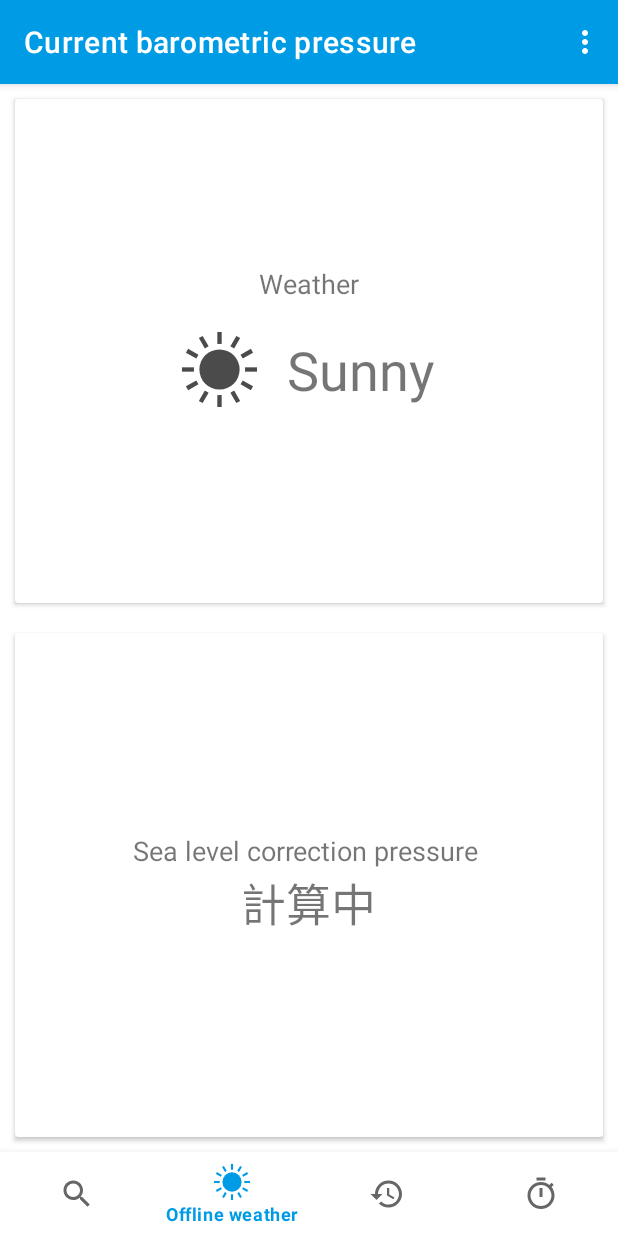
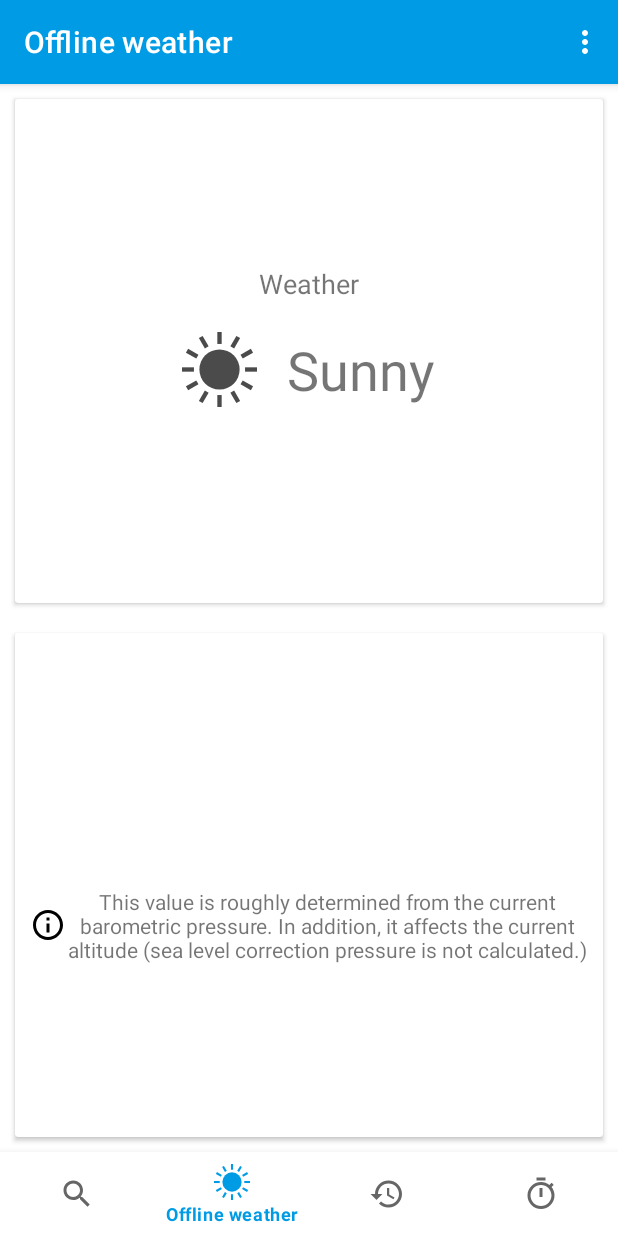
Before and after one commit to takusan23/LiteBarometer, an Android app: the screen it shows after launch (MainActivity), item 2 of the bottom bar chosen, on a phone screen of 412 x 824 dp. Run offline under Robolectric (Android 15) with nearby library versions, the phone set to English and light mode, and no system bars; 2 statements that could not run were skipped.

Commit message:
やっぱ海面更正気圧とらない

```diff
--- a/app/src/main/java/io/github/takusan23/litebarometer/Activity/LicenceActivity.kt
+++ b/app/src/main/java/io/github/takusan23/litebarometer/Activity/LicenceActivity.kt
@@ -52,6 +52,12 @@ material-components/material-components-android is licensed under the
 
 Apache License 2.0
 
+----------------
+
+天気アイコンに以下のサイトの素材を利用しました。
+
+https://icooon-mono.com/
+
         """.trimIndent()
 
         licence_textview.text = licence
--- a/app/src/main/java/io/github/takusan23/litebarometer/MainActivity.kt
+++ b/app/src/main/java/io/github/takusan23/litebarometer/MainActivity.kt
@@ -74,6 +74,7 @@ class MainActivity : AppCompatActivity() {
                     trans.commit()
                 }
                 R.id.main_activity_menu_offline_weather->{
+                    supportActionBar?.title = getString(R.string.offline_weather)
                     val trans = supportFragmentManager.beginTransaction()
                     trans.replace(
                         R.id.main_activity_fragment_linearlayout,
--- /dev/null
+++ b/app/src/main/res/drawable/ic_info_outline_black_24dp.xml
@@ -0,0 +1,9 @@
+<vector xmlns:android="http://schemas.android.com/apk/res/android"
+        android:width="24dp"
+        android:height="24dp"
+        android:viewportWidth="24.0"
+        android:viewportHeight="24.0">
+    <path
+        android:fillColor="#FF000000"
+        android:pathData="M11,17h2v-6h-2v6zM12,2C6.48,2 2,6.48 2,12s4.48,10 10,10 10,-4.48 10,-10S17.52,2 12,2zM12,20c-4.41,0 -8,-3.59 -8,-8s3.59,-8 8,-8 8,3.59 8,8 -3.59,8 -8,8zM11,9h2L13,7h-2v2z"/>
+</vector>
--- a/app/src/main/res/layout/fragment_offline_weather.xml
+++ b/app/src/main/res/layout/fragment_offline_weather.xml
@@ -64,18 +64,20 @@
             android:orientation="vertical">
 
             <TextView
-                android:id="@+id/textView2"
+                android:id="@+id/fragment_offline_weather_textview"
                 android:layout_width="wrap_content"
                 android:layout_height="wrap_content"
-                android:text="@string/kaimen_hosei_kiatsu"
-                android:textSize="18sp" />
-
+                android:text=""
+                android:textSize="40sp" />
             <TextView
                 android:id="@+id/fragment_offline_weather_kaimen_hosei_kiatsu_textview"
                 android:layout_width="wrap_content"
+                android:layout_margin="10sp"
+                android:gravity="center"
+                android:drawableStart="@drawable/ic_info_outline_black_24dp"
                 android:layout_height="wrap_content"
-                android:text="計算中"
-                android:textSize="30sp" />
+                android:text="@string/offline_weather_descriotion"
+                android:textSize="14sp" />
         </LinearLayout>
     </androidx.cardview.widget.CardView>
 
--- a/app/src/main/res/values/strings.xml
+++ b/app/src/main/res/values/strings.xml
@@ -23,4 +23,5 @@
     <string name="weather">Weather</string>
     <string name="weather_sun">Sunny</string>
     <string name="weather_rain">rain</string>
+    <string name="offline_weather_descriotion">This value is roughly determined from the current barometric pressure. In addition, it affects the current altitude (sea level correction pressure is not calculated.)</string>
 </resources>
```
Also changed, not shown: app/src/main/java/io/github/takusan23/litebarometer/Fragment/OfflineWeatherFragment.kt (+56 -9 lines), 1 other file.
